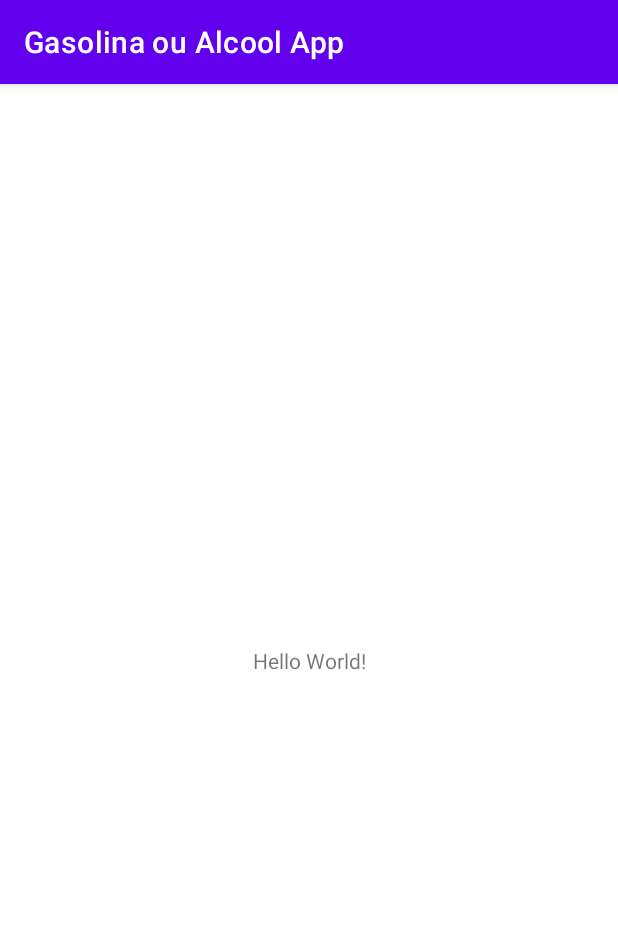
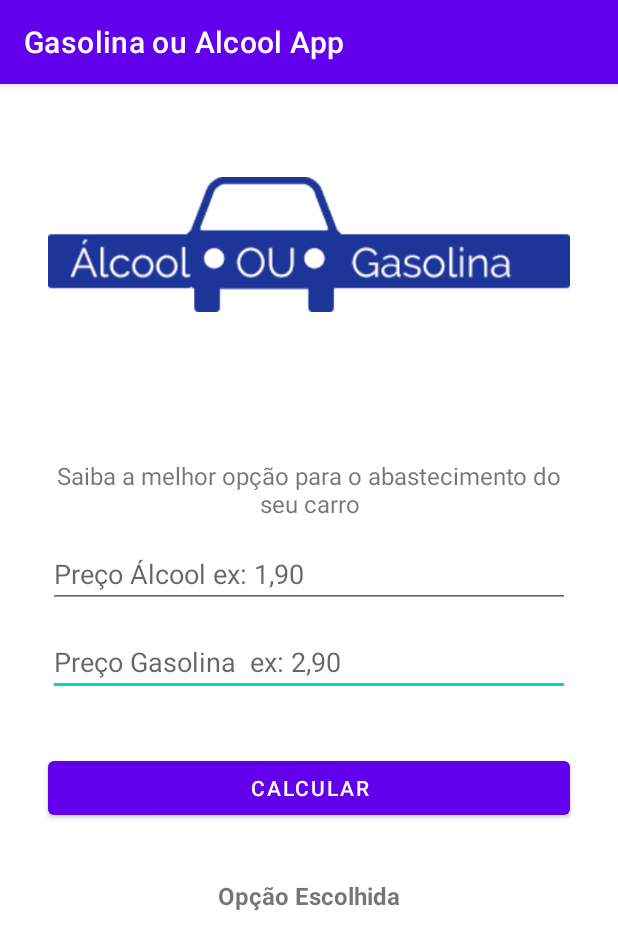
Before and after one commit to leonardocandado/Gasolina_Alcool_App, an Android app: the screen it shows after launch (MainActivity), on a phone screen of 412 x 824 dp. Shown: the top 950 px of the screen. Run offline under Robolectric (Android 15) with nearby library versions, the phone set to English and light mode, and no system bars.

Commit message:
Atualização do Código

```diff
--- a/app/build.gradle
+++ b/app/build.gradle
@@ -1,6 +1,7 @@
 plugins {
     id 'com.android.application'
     id 'org.jetbrains.kotlin.android'
+    id 'kotlin-android-extensions'
 }
 
 android {
--- a/app/src/main/java/cursoandroid/kotlin/com/gasolinaoualcoolapp/MainActivity.kt
+++ b/app/src/main/java/cursoandroid/kotlin/com/gasolinaoualcoolapp/MainActivity.kt
@@ -2,10 +2,51 @@ package cursoandroid.kotlin.com.gasolinaoualcoolapp
 
 import androidx.appcompat.app.AppCompatActivity
 import android.os.Bundle
+import android.view.View
+import android.widget.EditText
+import kotlinx.android.synthetic.main.activity_main.*
 
 class MainActivity : AppCompatActivity() {
     override fun onCreate(savedInstanceState: Bundle?) {
         super.onCreate(savedInstanceState)
         setContentView(R.layout.activity_main)
     }
+
+    fun calcularPreco(view: View) {
+
+        //recuperar valores digitados
+        val precoAlcool = preçoAlcool.text.toString()
+        val precoGasolina = preçoGasolina.text.toString()
+
+        val validarCampos = validarCampos(precoAlcool, precoGasolina)
+        if (validarCampos) {
+            calcularMelhorPreco(precoAlcool, precoGasolina)
+        } else {
+            id_exibirResultado.text = "Preencha os campos corretamente"
+        }
+    }
+
+    fun calcularMelhorPreco(precoAlcool: String, precoGasolina: String) {
+        val valorAlcool = precoAlcool.toDouble()
+        val valorGasolina = precoGasolina.toDouble()
+
+        val resultadoPreco = valorAlcool / valorGasolina
+
+        if (resultadoPreco >= 0.7) {
+            id_exibirResultado.text = "Melhor utilizar Gasolina!"
+        } else {
+            id_exibirResultado.text = "Melhor utilizar Álcool!"
+        }
+    }
+
+    fun validarCampos(precoAlcool: String, precoGasolina: String): Boolean {
+        var camposValidados: Boolean = true
+        if (precoAlcool == null || precoAlcool.equals("")) {
+            camposValidados = false
+        } else if (precoGasolina == null || precoGasolina.equals("")) {
+            camposValidados = false
+        }
+        return camposValidados
+    }
+
 }
--- a/app/src/main/res/layout/activity_main.xml
+++ b/app/src/main/res/layout/activity_main.xml
@@ -7,12 +7,89 @@
     tools:context=".MainActivity">
 
     <TextView
-        android:layout_width="wrap_content"
+        android:id="@+id/textView"
+        android:layout_width="0dp"
         android:layout_height="wrap_content"
-        android:text="Hello World!"
+        android:layout_marginStart="32dp"
+        android:layout_marginEnd="32dp"
+        android:layout_marginBottom="72dp"
+        android:text="Saiba a melhor opção para o abastecimento do seu carro"
+        android:textAlignment="center"
+        android:textSize="16sp"
+        app:layout_constraintBottom_toTopOf="@+id/preçoGasolina"
+        app:layout_constraintEnd_toEndOf="parent"
+        app:layout_constraintStart_toStartOf="parent"
+        app:layout_constraintTop_toBottomOf="@+id/imageView" />
+
+    <ImageView
+        android:id="@+id/imageView"
+        android:layout_width="0dp"
+        android:layout_height="0dp"
+        android:layout_marginStart="32dp"
+        android:layout_marginTop="36dp"
+        android:layout_marginEnd="32dp"
+        android:layout_marginBottom="72dp"
+        app:layout_constraintBottom_toTopOf="@+id/textView"
+        app:layout_constraintEnd_toEndOf="parent"
+        app:layout_constraintStart_toStartOf="parent"
+        app:layout_constraintTop_toTopOf="parent"
+        app:srcCompat="@drawable/logo" />
+
+    <EditText
+        android:id="@+id/preçoGasolina"
+        android:layout_width="0dp"
+        android:layout_height="wrap_content"
+        android:layout_marginStart="32dp"
+        android:layout_marginEnd="32dp"
+        android:layout_marginBottom="122dp"
+        android:ems="10"
+        android:hint="Preço Gasolina  ex: 2,90"
+        android:inputType="numberDecimal"
+        app:layout_constraintBottom_toTopOf="@+id/id_exibirResultado"
+        app:layout_constraintEnd_toEndOf="parent"
+        app:layout_constraintStart_toStartOf="parent"
+        app:layout_constraintTop_toBottomOf="@+id/textView" />
+
+    <EditText
+        android:id="@+id/preçoAlcool"
+        android:layout_width="0dp"
+        android:layout_height="wrap_content"
+        android:layout_marginStart="32dp"
+        android:layout_marginEnd="32dp"
+        android:ems="10"
+        android:hint="Preço Álcool ex: 1,90"
+        android:inputType="numberDecimal"
+        app:layout_constraintBottom_toTopOf="@+id/preçoGasolina"
+        app:layout_constraintEnd_toEndOf="parent"
+        app:layout_constraintStart_toStartOf="parent"
+        app:layout_constraintTop_toBottomOf="@+id/textView" />
+
+    <Button
+        android:id="@+id/id_calcular"
+        android:layout_width="0dp"
+        android:layout_height="wrap_content"
+        android:layout_marginStart="32dp"
+        android:layout_marginEnd="32dp"
+        android:onClick="calcularPreco"
+        android:text="Calcular"
+        app:layout_constraintBottom_toTopOf="@+id/id_exibirResultado"
+        app:layout_constraintEnd_toEndOf="parent"
+        app:layout_constraintStart_toStartOf="parent"
+        app:layout_constraintTop_toBottomOf="@+id/preçoGasolina" />
+
+    <TextView
+        android:id="@+id/id_exibirResultado"
+        android:layout_width="0dp"
+        android:layout_height="wrap_content"
+        android:layout_marginStart="32dp"
+        android:layout_marginEnd="32dp"
+        android:layout_marginBottom="216dp"
+        android:text="Opção Escolhida"
+        android:textAlignment="center"
+        android:textSize="16sp"
+        android:textStyle="bold"
         app:layout_constraintBottom_toBottomOf="parent"
         app:layout_constraintEnd_toEndOf="parent"
         app:layout_constraintStart_toStartOf="parent"
-        app:layout_constraintTop_toTopOf="parent" />
-
+        app:layout_constraintTop_toBottomOf="@+id/preçoGasolina" />
 </androidx.constraintlayout.widget.ConstraintLayout>
```
Also changed, not shown: app/src/main/res/drawable-v24/logo.png (added).
